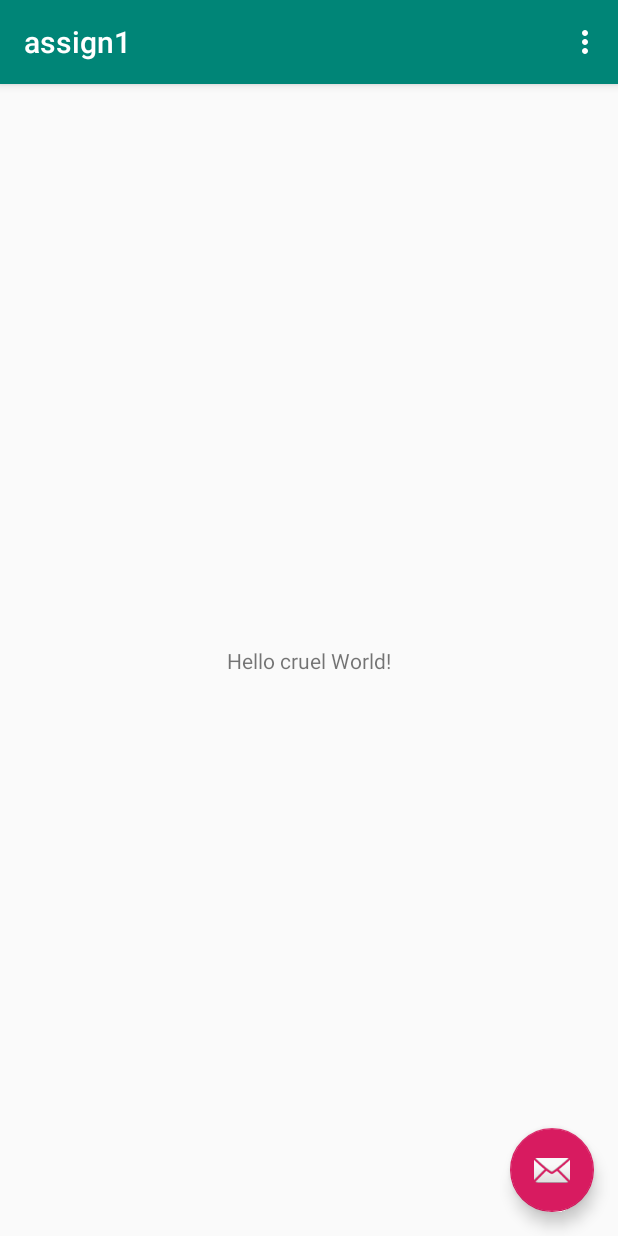
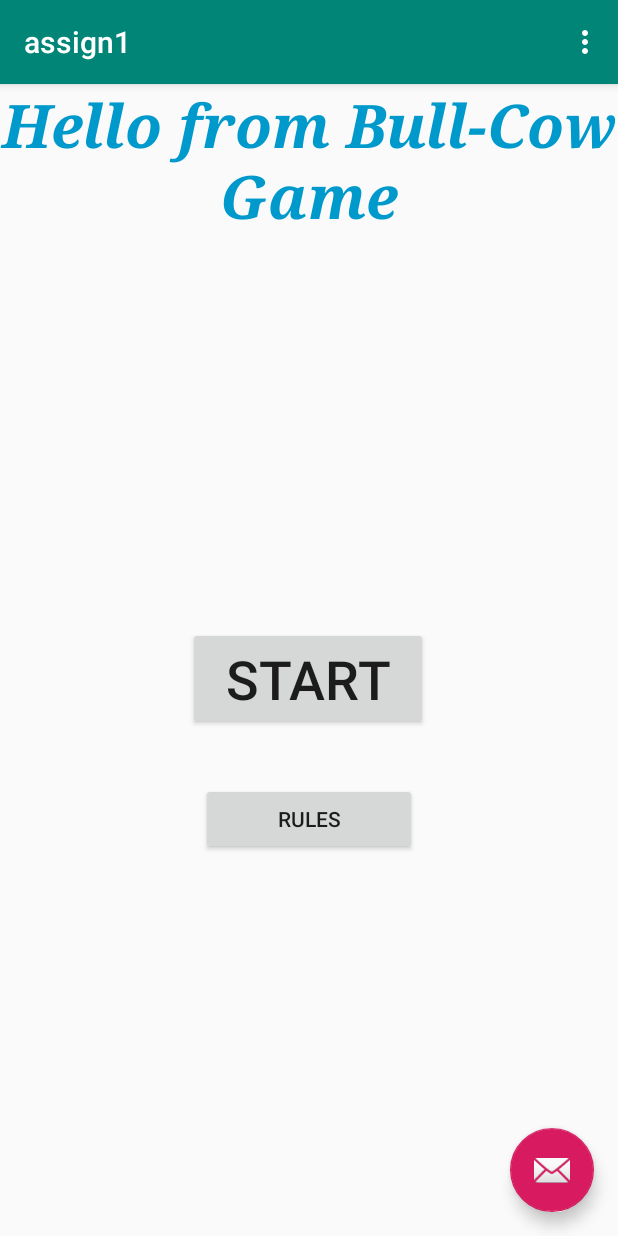
Before and after one commit to emso95/CS541_assign1, an Android app: the screen it shows after launch (MainActivity), on a phone screen of 412 x 824 dp. Run offline under Robolectric (Android 15) with nearby library versions, the phone set to English and light mode, and no system bars.

Commit message:
Made changes

```diff
--- a/app/src/main/res/layout/activity_main.xml
+++ b/app/src/main/res/layout/activity_main.xml
@@ -30,4 +30,6 @@
         android:layout_margin="@dimen/fab_margin"
         app:srcCompat="@android:drawable/ic_dialog_email" />
 
+
+
 </android.support.design.widget.CoordinatorLayout>
--- a/app/src/main/res/layout/content_main.xml
+++ b/app/src/main/res/layout/content_main.xml
@@ -9,12 +9,42 @@
     tools:showIn="@layout/activity_main">
 
     <TextView
+        android:id="@+id/textView"
         android:layout_width="wrap_content"
         android:layout_height="wrap_content"
-        android:text="Hello cruel World!"
-        app:layout_constraintBottom_toBottomOf="parent"
-        app:layout_constraintLeft_toLeftOf="parent"
-        app:layout_constraintRight_toRightOf="parent"
+        android:layout_marginBottom="261dp"
+        android:gravity="center_horizontal"
+        android:text="Hello from Bull-Cow Game"
+        android:textColor="@android:color/holo_blue_dark"
+        android:textSize="40sp"
+        android:textStyle="bold|italic"
+        android:typeface="serif"
+        app:layout_constraintBottom_toTopOf="@+id/buttonBottom"
+        app:layout_constraintStart_toStartOf="parent"
         app:layout_constraintTop_toTopOf="parent" />
 
+    <Button
+        android:id="@+id/buttonBottom"
+        android:layout_width="160dp"
+        android:layout_height="0dp"
+        android:layout_marginTop="362dp"
+        android:text="START"
+        android:textSize="36sp"
+        app:layout_constraintEnd_toEndOf="parent"
+        app:layout_constraintHorizontal_bias="0.498"
+        app:layout_constraintStart_toStartOf="parent"
+        app:layout_constraintTop_toTopOf="parent" />
+
+    <Button
+        android:id="@+id/button"
+        android:layout_width="144dp"
+        android:layout_height="0dp"
+        android:layout_marginTop="466dp"
+        android:onClick="bottomClick"
+        android:text="Rules"
+        app:layout_constraintEnd_toEndOf="parent"
+        app:layout_constraintStart_toStartOf="parent"
+        app:layout_constraintTop_toTopOf="parent" />
+
+
 </android.support.constraint.ConstraintLayout>
```
Also changed, not shown: app/src/main/java/com/example/assign1/MainActivity.java (+18 -1 lines), app/src/main/res/layout/rule_page.xml (added, +51 -0 lines).
